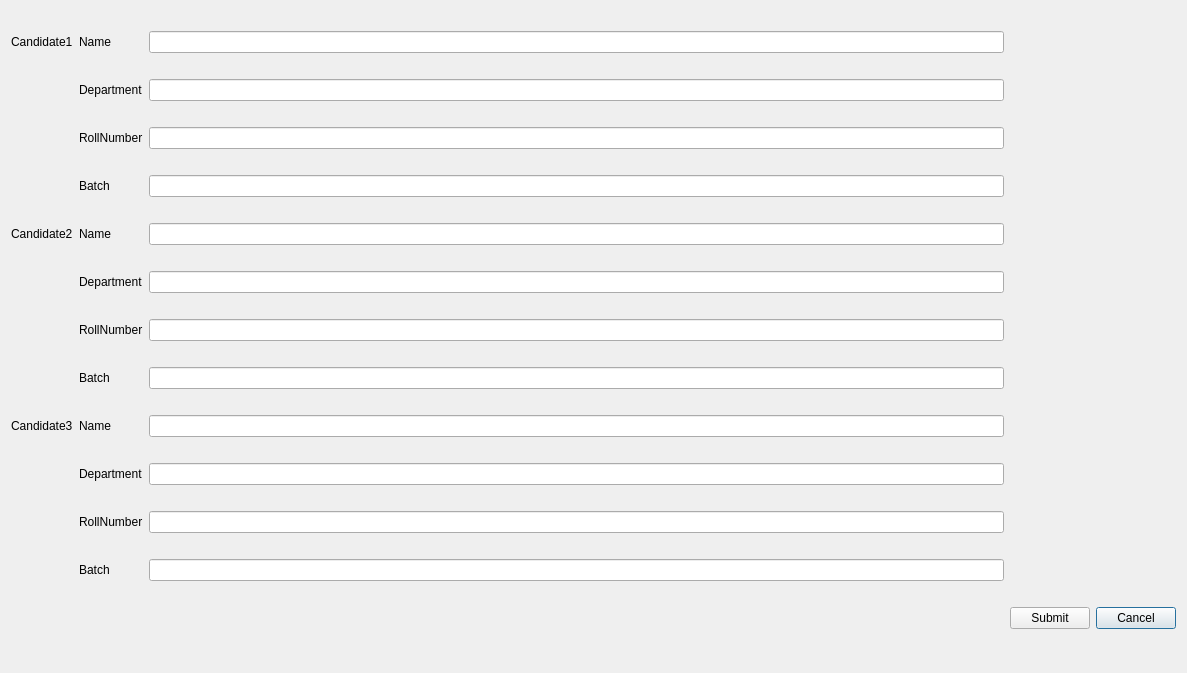
This is candidatesinformationinput.ui in PrekshyaDawadi/E-Matdaan as Qt 5 draws it before an edit. The edited form follows.
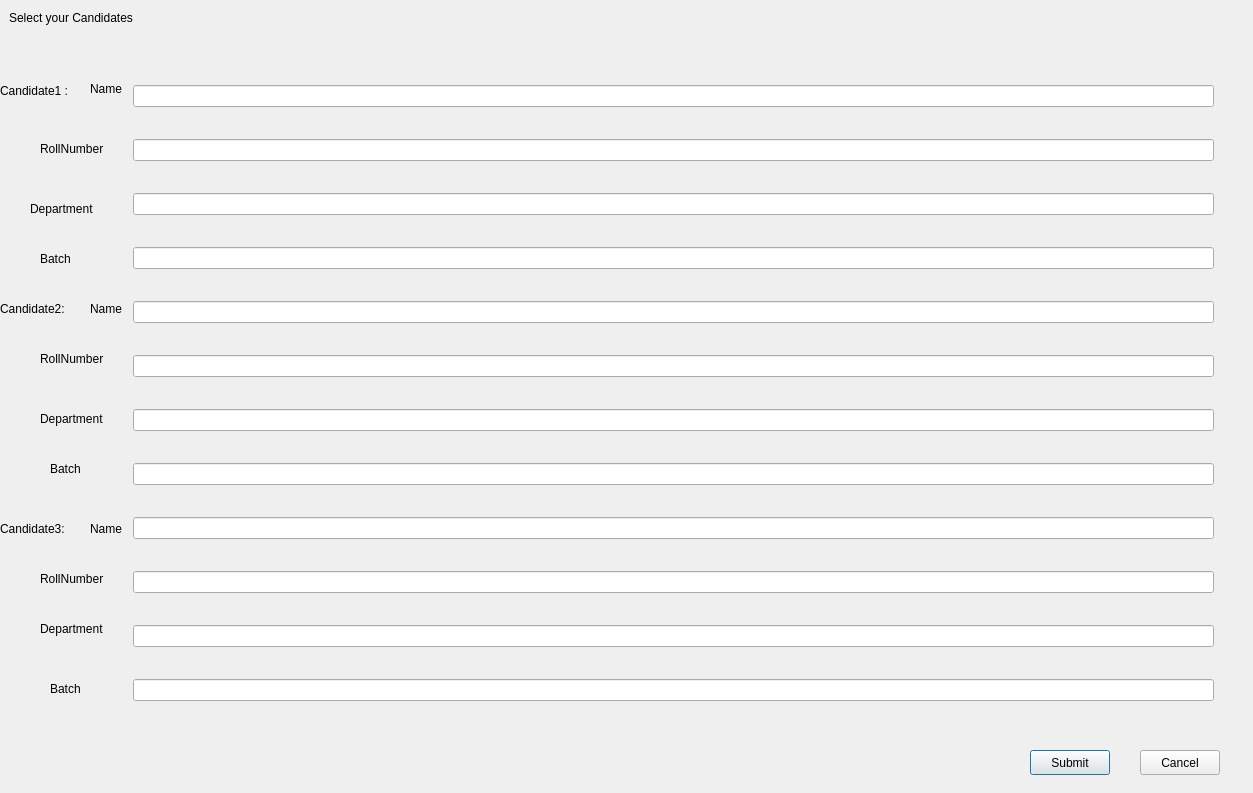
This is the edited form.

Commit message: Candidates Information Check and store

The edit to the form file:
```diff
--- a/candidatesinformationinput.ui
+++ b/candidatesinformationinput.ui
@@ -6,175 +6,296 @@
    <rect>
     <x>0</x>
     <y>0</y>
-    <width>1187</width>
-    <height>673</height>
+    <width>1253</width>
+    <height>793</height>
    </rect>
   </property>
   <property name="windowTitle">
    <string>Dialog</string>
   </property>
-  <layout class="QGridLayout" name="gridLayout">
-   <item row="8" column="1">
-    <widget class="QLabel" name="label_10">
-     <property name="text">
-      <string>RollNumber</string>
-     </property>
-    </widget>
-   </item>
-   <item row="9" column="1">
-    <widget class="QLabel" name="label_11">
+  <widget class="QLabel" name="label">
+   <property name="geometry">
+    <rect>
+     <x>0</x>
+     <y>80</y>
+     <width>91</width>
+     <height>21</height>
+    </rect>
+   </property>
      <property name="text">
-      <string>Batch</string>
-     </property>
-    </widget>
-   </item>
-   <item row="3" column="3">
-    <widget class="QLineEdit" name="candidate1Department"/>
-   </item>
-   <item row="4" column="3">
-    <widget class="QLineEdit" name="candidate1RollNumber">
-     <property name="text">
-      <string/>
-     </property>
-    </widget>
-   </item>
-   <item row="13" column="1">
-    <widget class="QLabel" name="label_9">
+    <string>Candidate1 :</string>
+   </property>
+  </widget>
+  <widget class="QLabel" name="label_2">
+   <property name="geometry">
+    <rect>
+     <x>0</x>
+     <y>300</y>
+     <width>82</width>
+     <height>17</height>
+    </rect>
+   </property>
      <property name="text">
-      <string>RollNumber</string>
-     </property>
-    </widget>
-   </item>
-   <item row="13" column="3">
-    <widget class="QLineEdit" name="candidate3RollNumber"/>
-   </item>
-   <item row="11" column="0">
-    <widget class="QLabel" name="label_3">
+    <string>Candidate2:</string>
+   </property>
+  </widget>
+  <widget class="QPushButton" name="pushButton">
+   <property name="geometry">
+    <rect>
+     <x>1030</x>
+     <y>750</y>
+     <width>80</width>
+     <height>25</height>
+    </rect>
+   </property>
      <property name="text">
-      <string>Candidate3</string>
-     </property>
-    </widget>
-   </item>
-   <item row="11" column="3">
-    <widget class="QLineEdit" name="candidate3Name"/>
-   </item>
-   <item row="15" column="10">
+    <string>Submit</string>
+   </property>
+  </widget>
     <widget class="QPushButton" name="pushButton_2">
+   <property name="geometry">
+    <rect>
+     <x>1140</x>
+     <y>750</y>
+     <width>80</width>
+     <height>25</height>
+    </rect>
+   </property>
      <property name="text">
       <string>Cancel</string>
      </property>
     </widget>
-   </item>
-   <item row="5" column="1">
-    <widget class="QLabel" name="label_14">
+  <widget class="QLabel" name="label_3">
+   <property name="geometry">
+    <rect>
+     <x>0</x>
+     <y>520</y>
+     <width>82</width>
+     <height>17</height>
+    </rect>
+   </property>
      <property name="text">
-      <string>Batch</string>
-     </property>
-    </widget>
-   </item>
-   <item row="9" column="3">
-    <widget class="QLineEdit" name="candidate2Batch"/>
-   </item>
-   <item row="4" column="1">
-    <widget class="QLabel" name="label_15">
+    <string>Candidate3:</string>
+   </property>
+  </widget>
+  <widget class="QLabel" name="label_4">
+   <property name="geometry">
+    <rect>
+     <x>9</x>
+     <y>9</y>
+     <width>156</width>
+     <height>17</height>
+    </rect>
+   </property>
      <property name="text">
-      <string>RollNumber</string>
-     </property>
-    </widget>
-   </item>
-   <item row="6" column="1">
+    <string>Select your Candidates</string>
+   </property>
+  </widget>
+  <widget class="QLabel" name="label_5">
+   <property name="geometry">
+    <rect>
+     <x>90</x>
+     <y>80</y>
+     <width>41</width>
+     <height>17</height>
+    </rect>
+   </property>
+   <property name="text">
+    <string>Name</string>
+   </property>
+  </widget>
     <widget class="QLabel" name="label_6">
+   <property name="geometry">
+    <rect>
+     <x>40</x>
+     <y>140</y>
+     <width>82</width>
+     <height>17</height>
+    </rect>
+   </property>
      <property name="text">
-      <string>Name</string>
-     </property>
-    </widget>
-   </item>
-   <item row="6" column="3">
-    <widget class="QLineEdit" name="candidate2Name"/>
-   </item>
-   <item row="1" column="3">
-    <widget class="QLineEdit" name="candidate1Name"/>
-   </item>
-   <item row="5" column="3">
-    <widget class="QLineEdit" name="candidate1Batch"/>
-   </item>
-   <item row="11" column="1">
+    <string>RollNumber</string>
+   </property>
+  </widget>
+  <widget class="QLabel" name="label_7">
+   <property name="geometry">
+    <rect>
+     <x>30</x>
+     <y>200</y>
+     <width>84</width>
+     <height>17</height>
+    </rect>
+   </property>
+   <property name="text">
+    <string>Department</string>
+   </property>
+  </widget>
     <widget class="QLabel" name="label_8">
+   <property name="geometry">
+    <rect>
+     <x>90</x>
+     <y>300</y>
+     <width>41</width>
+     <height>17</height>
+    </rect>
+   </property>
      <property name="text">
       <string>Name</string>
      </property>
     </widget>
-   </item>
-   <item row="12" column="1">
+  <widget class="QLabel" name="label_9">
+   <property name="geometry">
+    <rect>
+     <x>40</x>
+     <y>350</y>
+     <width>82</width>
+     <height>17</height>
+    </rect>
+   </property>
+   <property name="text">
+    <string>RollNumber</string>
+   </property>
+  </widget>
+  <widget class="QLabel" name="label_10">
+   <property name="geometry">
+    <rect>
+     <x>40</x>
+     <y>410</y>
+     <width>84</width>
+     <height>17</height>
+    </rect>
+   </property>
+   <property name="text">
+    <string>Department</string>
+   </property>
+  </widget>
+  <widget class="QLabel" name="label_11">
+   <property name="geometry">
+    <rect>
+     <x>90</x>
+     <y>520</y>
+     <width>41</width>
+     <height>17</height>
+    </rect>
+   </property>
+   <property name="text">
+    <string>Name</string>
+   </property>
+  </widget>
+  <widget class="QLabel" name="label_12">
+   <property name="geometry">
+    <rect>
+     <x>40</x>
+     <y>570</y>
+     <width>82</width>
+     <height>17</height>
+    </rect>
+   </property>
+   <property name="text">
+    <string>RollNumber</string>
+   </property>
+  </widget>
     <widget class="QLabel" name="label_13">
-     <property name="text">
-      <string>Department</string>
-     </property>
-    </widget>
-   </item>
-   <item row="12" column="3">
-    <widget class="QLineEdit" name="candidate3Department"/>
-   </item>
-   <item row="3" column="1">
-    <widget class="QLabel" name="label_5">
+   <property name="geometry">
+    <rect>
+     <x>40</x>
+     <y>620</y>
+     <width>84</width>
+     <height>17</height>
+    </rect>
+   </property>
      <property name="text">
       <string>Department</string>
      </property>
     </widget>
-   </item>
-   <item row="15" column="7">
-    <widget class="QPushButton" name="pushButton">
-     <property name="text">
-      <string>Submit</string>
-     </property>
-    </widget>
-   </item>
-   <item row="7" column="3">
-    <widget class="QLineEdit" name="candidate2Department"/>
+  <widget class="QWidget" name="gridLayoutWidget">
+   <property name="geometry">
+    <rect>
+     <x>133</x>
+     <y>59</y>
+     <width>1081</width>
+     <height>671</height>
+    </rect>
+   </property>
+   <layout class="QGridLayout" name="gridLayout">
+    <item row="0" column="0">
+     <widget class="QLineEdit" name="Candidate1Name"/>
    </item>
    <item row="1" column="0">
-    <widget class="QLabel" name="label">
-     <property name="text">
-      <string>Candidate1</string>
-     </property>
-    </widget>
-   </item>
-   <item row="8" column="3">
-    <widget class="QLineEdit" name="candidate2RollNumber"/>
-   </item>
-   <item row="6" column="0">
-    <widget class="QLabel" name="label_2">
-     <property name="text">
-      <string>Candidate2</string>
-     </property>
-    </widget>
-   </item>
-   <item row="7" column="1">
-    <widget class="QLabel" name="label_7">
-     <property name="text">
-      <string>Department</string>
-     </property>
-    </widget>
-   </item>
-   <item row="1" column="1">
-    <widget class="QLabel" name="label_4">
-     <property name="text">
-      <string>Name</string>
-     </property>
-    </widget>
-   </item>
-   <item row="14" column="3">
-    <widget class="QLineEdit" name="candidate3Batch"/>
-   </item>
-   <item row="14" column="1">
-    <widget class="QLabel" name="label_12">
-     <property name="text">
-      <string>Batch</string>
-     </property>
-    </widget>
+     <widget class="QLineEdit" name="Candidate1RollNumber"/>
+    </item>
+    <item row="2" column="0">
+     <widget class="QLineEdit" name="Candidate1Department"/>
+    </item>
+    <item row="4" column="0">
+     <widget class="QLineEdit" name="Candidate2Name"/>
+    </item>
+    <item row="14" column="0">
+     <widget class="QLineEdit" name="Candidate3Batch"/>
+    </item>
+    <item row="9" column="0">
+     <widget class="QLineEdit" name="Candidate2Batch"/>
+    </item>
+    <item row="3" column="0">
+     <widget class="QLineEdit" name="Candidate1Batch"/>
+    </item>
+    <item row="12" column="0">
+     <widget class="QLineEdit" name="Candidate3RollNumber"/>
+    </item>
+    <item row="7" column="0">
+     <widget class="QLineEdit" name="Candidate2RollNumber"/>
+    </item>
+    <item row="13" column="0">
+     <widget class="QLineEdit" name="Candidate3Department"/>
+    </item>
+    <item row="11" column="0">
+     <widget class="QLineEdit" name="Candidate3Name"/>
+    </item>
+    <item row="8" column="0">
+     <widget class="QLineEdit" name="Candidate2Department"/>
    </item>
   </layout>
  </widget>
+  <widget class="QLabel" name="label_14">
+   <property name="geometry">
+    <rect>
+     <x>40</x>
+     <y>250</y>
+     <width>67</width>
+     <height>17</height>
+    </rect>
+   </property>
+   <property name="text">
+    <string>Batch</string>
+   </property>
+  </widget>
+  <widget class="QLabel" name="label_15">
+   <property name="geometry">
+    <rect>
+     <x>50</x>
+     <y>460</y>
+     <width>67</width>
+     <height>17</height>
+    </rect>
+   </property>
+   <property name="text">
+    <string>Batch</string>
+   </property>
+  </widget>
+  <widget class="QLabel" name="label_16">
+   <property name="geometry">
+    <rect>
+     <x>50</x>
+     <y>680</y>
+     <width>67</width>
+     <height>17</height>
+    </rect>
+   </property>
+   <property name="text">
+    <string>Batch</string>
+   </property>
+  </widget>
+ </widget>
  <resources/>
  <connections/>
 </ui>
```
Left out of the diff: 19 changed lines with no effect on the pictures. Lines whose indentation alone changed are shown as unchanged. The commit also changes 63 other files.
